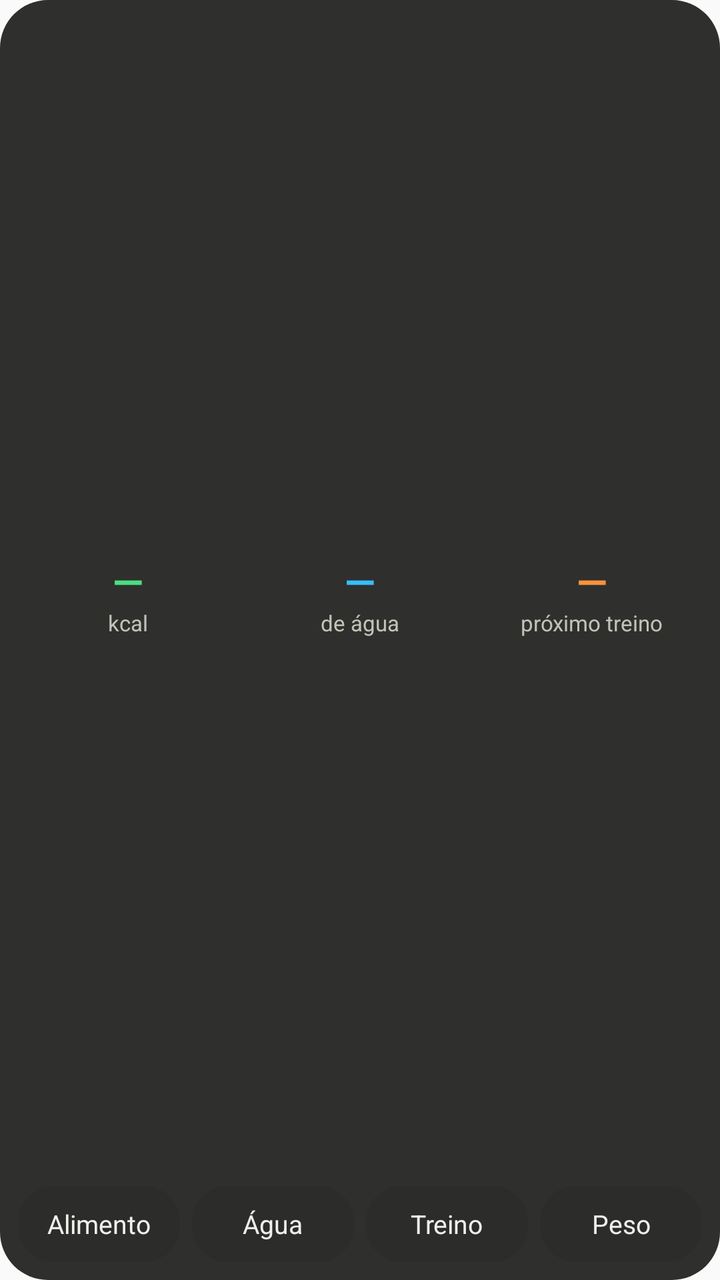
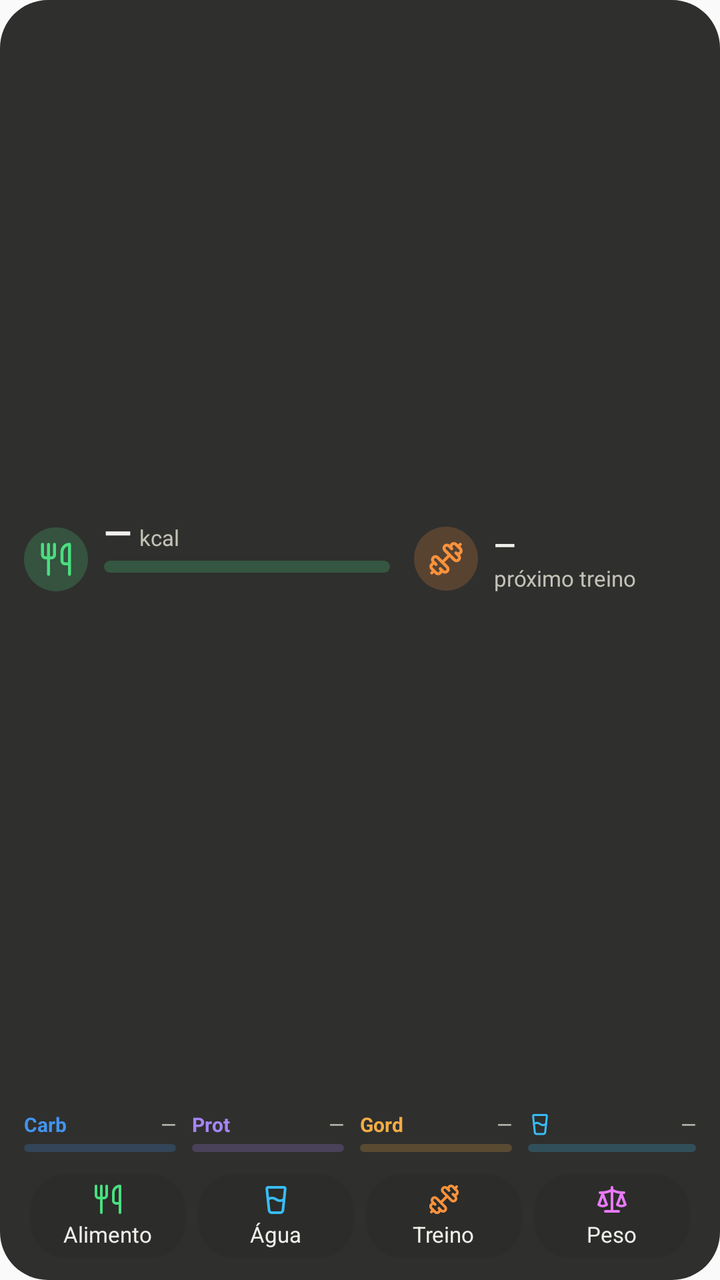

The first picture is an Android layout as it rendered before a commit; the second is the same layout after the commit. The layout source and the unified diff follow.
<!-- AndroidManifest.xml: application theme AppTheme -->
<!-- res/layout/quick_widget.xml -->
<?xml version="1.0" encoding="utf-8"?>
<LinearLayout xmlns:android="http://schemas.android.com/apk/res/android"
    android:id="@android:id/background"
    android:layout_width="match_parent"
    android:layout_height="match_parent"
    android:background="@drawable/widget_background"
    android:orientation="vertical"
    android:padding="6dp">

    
    <LinearLayout
        android:id="@+id/widget_stats"
        android:layout_width="match_parent"
        android:layout_height="0dp"
        android:layout_weight="1"
        android:orientation="horizontal">

        <LinearLayout style="@style/QuickWidgetStat">
            <TextView android:id="@+id/widget_kcal" style="@style/QuickWidgetValue" android:textColor="#FF4ADE80" android:text="—" />
            <TextView android:id="@+id/widget_kcal_label" style="@style/QuickWidgetLabel" android:text="kcal" />
        </LinearLayout>

        <LinearLayout style="@style/QuickWidgetStat">
            <TextView android:id="@+id/widget_water_value" style="@style/QuickWidgetValue" android:textColor="#FF38BDF8" android:text="—" />
            <TextView android:id="@+id/widget_water_label" style="@style/QuickWidgetLabel" android:text="de água" />
        </LinearLayout>

        <LinearLayout style="@style/QuickWidgetStat">
            <TextView android:id="@+id/widget_next" style="@style/QuickWidgetValue" android:textColor="#FFFB923C" android:text="—" />
            <TextView android:id="@+id/widget_next_label" style="@style/QuickWidgetLabel" android:text="próximo treino" />
        </LinearLayout>
    </LinearLayout>

    <LinearLayout
        android:layout_width="match_parent"
        android:layout_height="44dp"
        android:orientation="horizontal">

        <TextView
            android:id="@+id/widget_food"
            style="@style/QuickWidgetButton"
            android:text="@string/shortcut_food" />

        <TextView
            android:id="@+id/widget_water"
            style="@style/QuickWidgetButton"
            android:text="@string/shortcut_water" />

        <TextView
            android:id="@+id/widget_workout"
            style="@style/QuickWidgetButton"
            android:text="@string/shortcut_workout" />

        <TextView
            android:id="@+id/widget_weight"
            style="@style/QuickWidgetButton"
            android:text="@string/shortcut_weight" />
    </LinearLayout>
</LinearLayout>
<!-- resources referenced by this layout -->
<resources>
  <style name="QuickWidgetButton">
          <item name="android:layout_width">0dp</item>
          <item name="android:layout_height">match_parent</item>
          <item name="android:layout_weight">1</item>
          <item name="android:layout_margin">3dp</item>
          <item name="android:background">@drawable/widget_button</item>
          <item name="android:gravity">center</item>
          <item name="android:textColor">#FFF0EFEC</item>
          <item name="android:textSize">13sp</item>
          <item name="android:maxLines">1</item>
      </style>
  <style name="QuickWidgetLabel">
          <item name="android:layout_width">wrap_content</item>
          <item name="android:layout_height">wrap_content</item>
          <item name="android:textColor">#FFC3C2B7</item>
          <item name="android:textSize">11sp</item>
          <item name="android:maxLines">1</item>
      </style>
  <style name="QuickWidgetStat">
          <item name="android:layout_width">0dp</item>
          <item name="android:layout_height">match_parent</item>
          <item name="android:layout_weight">1</item>
          <item name="android:gravity">center</item>
          <item name="android:orientation">vertical</item>
      </style>
  <style name="QuickWidgetValue">
          <item name="android:layout_width">wrap_content</item>
          <item name="android:layout_height">wrap_content</item>
          <item name="android:textSize">20sp</item>
          <item name="android:textStyle">bold</item>
          <item name="android:maxLines">1</item>
          <item name="android:ellipsize">end</item>
      </style>
  <!-- unchanged entries left out for length: 7 -->
</resources>

<!-- the commit's change to res/layout/quick_widget.xml (unified diff, before → after) -->
@@ -5,55 +5,281 @@
     android:layout_height="match_parent"
     android:background="@drawable/widget_background"
     android:orientation="vertical"
-    android:padding="6dp">
+    android:paddingStart="12dp"
+    android:paddingTop="10dp"
+    android:paddingEnd="12dp"
+    android:paddingBottom="8dp">
 
     
     <LinearLayout
-        android:id="@+id/widget_stats"
         android:layout_width="match_parent"
         android:layout_height="0dp"
         android:layout_weight="1"
+        android:gravity="center_vertical"
         android:orientation="horizontal">
 
-        <LinearLayout style="@style/QuickWidgetStat">
-            <TextView android:id="@+id/widget_kcal" style="@style/QuickWidgetValue" android:textColor="#FF4ADE80" android:text="—" />
-            <TextView android:id="@+id/widget_kcal_label" style="@style/QuickWidgetLabel" android:text="kcal" />
-        </LinearLayout>
-
-        <LinearLayout style="@style/QuickWidgetStat">
-            <TextView android:id="@+id/widget_water_value" style="@style/QuickWidgetValue" android:textColor="#FF38BDF8" android:text="—" />
-            <TextView android:id="@+id/widget_water_label" style="@style/QuickWidgetLabel" android:text="de água" />
-        </LinearLayout>
-
-        <LinearLayout style="@style/QuickWidgetStat">
-            <TextView android:id="@+id/widget_next" style="@style/QuickWidgetValue" android:textColor="#FFFB923C" android:text="—" />
-            <TextView android:id="@+id/widget_next_label" style="@style/QuickWidgetLabel" android:text="próximo treino" />
+        <LinearLayout
+            android:id="@+id/widget_kcal_box"
+            android:layout_width="0dp"
+            android:layout_height="wrap_content"
+            android:layout_weight="1.3"
+            android:gravity="center_vertical"
+            android:orientation="horizontal">
+
+            <ImageView
+                style="@style/QuickWidgetIcon"
+                android:background="@drawable/widget_tile_food"
+                android:src="@drawable/widget_ic_utensils"
+                android:tint="#FF4ADE80" />
+
+            <LinearLayout
+                android:layout_width="0dp"
+                android:layout_height="wrap_content"
+                android:layout_marginStart="8dp"
+                android:layout_weight="1"
+                android:orientation="vertical">
+
+                <LinearLayout
+                    android:layout_width="match_parent"
+                    android:layout_height="wrap_content"
+                    android:orientation="horizontal">
+
+                    <TextView
+                        android:id="@+id/widget_kcal"
+                        style="@style/QuickWidgetValue"
+                        android:text="—" />
+
+                    <TextView
+                        android:id="@+id/widget_kcal_label"
+                        style="@style/QuickWidgetLabel"
+                        android:layout_marginStart="4dp"
+                        android:text="kcal" />
+                </LinearLayout>
+
+                <FrameLayout
+                    android:layout_width="match_parent"
+                    android:layout_height="wrap_content"
+                    android:layout_marginTop="3dp">
+
+                    <ProgressBar
+                        android:id="@+id/widget_kcal_bar"
+                        style="@style/QuickWidgetBar.Large"
+                        android:progressDrawable="@drawable/widget_bar_food" />
+
+                    
+                    <ProgressBar
+                        android:id="@+id/widget_kcal_bar_over"
+                        style="@style/QuickWidgetBar.Large"
+                        android:progress="1000"
+                        android:progressDrawable="@drawable/widget_bar_over"
+                        android:visibility="gone" />
+                </FrameLayout>
+
+                <TextView
+                    android:id="@+id/widget_kcal_detail"
+                    style="@style/QuickWidgetLabel"
+                    android:layout_marginTop="2dp" />
+            </LinearLayout>
+        </LinearLayout>
+
+        <LinearLayout
+            android:id="@+id/widget_next_box"
+            android:layout_width="0dp"
+            android:layout_height="wrap_content"
+            android:layout_marginStart="12dp"
+            android:layout_weight="1"
+            android:gravity="center_vertical"
+            android:orientation="horizontal">
+
+            <ImageView
+                android:id="@+id/widget_next_icon"
+                style="@style/QuickWidgetIcon"
+                android:background="@drawable/widget_tile_training"
+                android:src="@drawable/widget_ic_dumbbell"
+                android:tint="#FFFB923C" />
+
+            <LinearLayout
+                android:layout_width="0dp"
+                android:layout_height="wrap_content"
+                android:layout_marginStart="8dp"
+                android:layout_weight="1"
+                android:orientation="vertical">
+
+                <TextView
+                    android:id="@+id/widget_next"
+                    style="@style/QuickWidgetTitle"
+                    android:text="—" />
+
+                <TextView
+                    android:id="@+id/widget_next_label"
+                    style="@style/QuickWidgetLabel"
+                    android:text="próximo treino" />
+            </LinearLayout>
         </LinearLayout>
     </LinearLayout>
 
+    
     <LinearLayout
         android:layout_width="match_parent"
-        android:layout_height="44dp"
+        android:layout_height="wrap_content"
+        android:layout_marginTop="6dp"
         android:orientation="horizontal">
 
-        <TextView
+        <LinearLayout
+            android:id="@+id/widget_macros"
+            android:layout_width="0dp"
+            android:layout_height="wrap_content"
+            android:layout_weight="3"
+            android:orientation="horizontal">
+
+            <LinearLayout style="@style/QuickWidgetMeter">
+
+                <LinearLayout style="@style/QuickWidgetMeterRow">
+
+                    <TextView
+                        style="@style/QuickWidgetMeterName"
+                        android:text="Carb"
+                        android:textColor="#FF4294EC" />
+
+                    <TextView
+                        android:id="@+id/widget_carbs"
+                        style="@style/QuickWidgetMeterValue" />
+                </LinearLayout>
+
+                <ProgressBar
+                    android:id="@+id/widget_carbs_bar"
+                    style="@style/QuickWidgetBar"
+                    android:progressDrawable="@drawable/widget_bar_carbs" />
+            </LinearLayout>
+
+            <LinearLayout style="@style/QuickWidgetMeter">
+
+                <LinearLayout style="@style/QuickWidgetMeterRow">
+
+                    <TextView
+                        style="@style/QuickWidgetMeterName"
+                        android:text="Prot"
+                        android:textColor="#FFA585F5" />
+
+                    <TextView
+                        android:id="@+id/widget_protein"
+                        style="@style/QuickWidgetMeterValue" />
+                </LinearLayout>
+
+                <ProgressBar
+                    android:id="@+id/widget_protein_bar"
+                    style="@style/QuickWidgetBar"
+                    android:progressDrawable="@drawable/widget_bar_protein" />
+            </LinearLayout>
+
+            <LinearLayout style="@style/QuickWidgetMeter">
+
+                <LinearLayout style="@style/QuickWidgetMeterRow">
+
+                    <TextView
+                        style="@style/QuickWidgetMeterName"
+                        android:text="Gord"
+                        android:textColor="#FFF2AC45" />
+
+                    <TextView
+                        android:id="@+id/widget_fat"
+                        style="@style/QuickWidgetMeterValue" />
+                </LinearLayout>
+
+                <ProgressBar
+                    android:id="@+id/widget_fat_bar"
+                    style="@style/QuickWidgetBar"
+                    android:progressDrawable="@drawable/widget_bar_fat" />
+            </LinearLayout>
+        </LinearLayout>
+
+        <LinearLayout
+            android:id="@+id/widget_water_box"
+            style="@style/QuickWidgetMeter"
+            android:layout_marginEnd="0dp">
+
+            <LinearLayout style="@style/QuickWidgetMeterRow">
+
+                <ImageView
+                    android:layout_width="12dp"
+                    android:layout_height="12dp"
+                    android:importantForAccessibility="no"
+                    android:src="@drawable/widget_ic_glass_water"
+                    android:tint="#FF38BDF8" />
+
+                <TextView
+                    android:id="@+id/widget_water_value"
+                    style="@style/QuickWidgetMeterValue" />
+            </LinearLayout>
+
+            <ProgressBar
+                android:id="@+id/widget_water_bar"
+                style="@style/QuickWidgetBar"
+                android:progressDrawable="@drawable/widget_bar_water" />
+        </LinearLayout>
+    </LinearLayout>
+
+    
+    <LinearLayout
+        android:layout_width="match_parent"
+        android:layout_height="48dp"
+        android:layout_marginTop="8dp"
+        android:orientation="horizontal">
+
+        <LinearLayout
             android:id="@+id/widget_food"
-            style="@style/QuickWidgetButton"
-            android:text="@string/shortcut_food" />
-
-        <TextView
+            style="@style/QuickWidgetButton">
+
+            <ImageView
+                style="@style/QuickWidgetButtonIcon"
+                android:src="@drawable/widget_ic_utensils"
+                android:tint="#FF4ADE80" />
+
+            <TextView
+                style="@style/QuickWidgetButtonText"
+                android:text="@string/shortcut_food" />
+        </LinearLayout>
+
+        <LinearLayout
             android:id="@+id/widget_water"
-            style="@style/QuickWidgetButton"
-            android:text="@string/shortcut_water" />
-
-        <TextView
+            style="@style/QuickWidgetButton">
+
+            <ImageView
+                style="@style/QuickWidgetButtonIcon"
+                android:src="@drawable/widget_ic_glass_water"
+                android:tint="#FF38BDF8" />
+
+            <TextView
+                style="@style/QuickWidgetButtonText"
+                android:text="@string/shortcut_water" />
+        </LinearLayout>
+
+        <LinearLayout
             android:id="@+id/widget_workout"
-            style="@style/QuickWidgetButton"
-            android:text="@string/shortcut_workout" />
-
-        <TextView
+            style="@style/QuickWidgetButton">
+
+            <ImageView
+                style="@style/QuickWidgetButtonIcon"
+                android:src="@drawable/widget_ic_dumbbell"
+                android:tint="#FFFB923C" />
+
+            <TextView
+                style="@style/QuickWidgetButtonText"
+                android:text="@string/shortcut_workout" />
+        </LinearLayout>
+
+        <LinearLayout
             android:id="@+id/widget_weight"
-            style="@style/QuickWidgetButton"
-            android:text="@string/shortcut_weight" />
+            style="@style/QuickWidgetButton">
+
+            <ImageView
+                style="@style/QuickWidgetButtonIcon"
+                android:src="@drawable/widget_ic_scale"
+                android:tint="#FFE879F9" />
+
+            <TextView
+                style="@style/QuickWidgetButtonText"
+                android:text="@string/shortcut_weight" />
+        </LinearLayout>
     </LinearLayout>
 </LinearLayout>
<!-- resource entries referenced after the edit -->
@@ -1,5 +1,276 @@
 <!-- resources referenced by this layout -->
 <resources>
+  <!-- drawable widget_bar_carbs (drawable) -->
+  <?xml version="1.0" encoding="utf-8"?>
+  <layer-list xmlns:android="http://schemas.android.com/apk/res/android">
+      <item android:id="@android:id/background">
+          <shape android:shape="rectangle">
+              <corners android:radius="4dp" />
+              <solid android:color="#384294EC" />
+          </shape>
+      </item>
+      <item android:id="@android:id/progress">
+          <scale android:scaleWidth="100%" android:scaleGravity="left|center_vertical">
+              <shape android:shape="rectangle">
+                  <corners android:radius="4dp" />
+                  <solid android:color="#FF4294EC" />
+              </shape>
+          </scale>
+      </item>
+  </layer-list>
+  <!-- drawable widget_bar_fat (drawable) -->
+  <?xml version="1.0" encoding="utf-8"?>
+  <layer-list xmlns:android="http://schemas.android.com/apk/res/android">
+      <item android:id="@android:id/background">
+          <shape android:shape="rectangle">
+              <corners android:radius="4dp" />
+              <solid android:color="#38F2AC45" />
+          </shape>
+      </item>
+      <item android:id="@android:id/progress">
+          <scale android:scaleWidth="100%" android:scaleGravity="left|center_vertical">
+              <shape android:shape="rectangle">
+                  <corners android:radius="4dp" />
+                  <solid android:color="#FFF2AC45" />
+              </shape>
+          </scale>
+      </item>
+  </layer-list>
+  <!-- drawable widget_bar_food (drawable) -->
+  <?xml version="1.0" encoding="utf-8"?>
+  <layer-list xmlns:android="http://schemas.android.com/apk/res/android">
+      <item android:id="@android:id/background">
+          <shape android:shape="rectangle">
+              <corners android:radius="4dp" />
+              <solid android:color="#384ADE80" />
+          </shape>
+      </item>
+      <item android:id="@android:id/progress">
+          <scale android:scaleWidth="100%" android:scaleGravity="left|center_vertical">
+              <shape android:shape="rectangle">
+                  <corners android:radius="4dp" />
+                  <solid android:color="#FF4ADE80" />
+              </shape>
+          </scale>
+      </item>
+  </layer-list>
+  <!-- drawable widget_bar_over (drawable) -->
+  <?xml version="1.0" encoding="utf-8"?>
+  <layer-list xmlns:android="http://schemas.android.com/apk/res/android">
+      <item android:id="@android:id/background">
+          <shape android:shape="rectangle">
+              <corners android:radius="4dp" />
+              <solid android:color="#38FBBF24" />
+          </shape>
+      </item>
+      <item android:id="@android:id/progress">
+          <scale android:scaleWidth="100%" android:scaleGravity="left|center_vertical">
+              <shape android:shape="rectangle">
+                  <corners android:radius="4dp" />
+                  <solid android:color="#FFFBBF24" />
+              </shape>
+          </scale>
+      </item>
+  </layer-list>
+  <!-- drawable widget_bar_protein (drawable) -->
+  <?xml version="1.0" encoding="utf-8"?>
+  <layer-list xmlns:android="http://schemas.android.com/apk/res/android">
+      <item android:id="@android:id/background">
+          <shape android:shape="rectangle">
+              <corners android:radius="4dp" />
+              <solid android:color="#38A585F5" />
+          </shape>
+      </item>
+      <item android:id="@android:id/progress">
+          <scale android:scaleWidth="100%" android:scaleGravity="left|center_vertical">
+              <shape android:shape="rectangle">
+                  <corners android:radius="4dp" />
+                  <solid android:color="#FFA585F5" />
+              </shape>
+          </scale>
+      </item>
+  </layer-list>
+  <!-- drawable widget_bar_water (drawable) -->
+  <?xml version="1.0" encoding="utf-8"?>
+  <layer-list xmlns:android="http://schemas.android.com/apk/res/android">
+      <item android:id="@android:id/background">
+          <shape android:shape="rectangle">
+              <corners android:radius="4dp" />
+              <solid android:color="#3838BDF8" />
+          </shape>
+      </item>
+      <item android:id="@android:id/progress">
+          <scale android:scaleWidth="100%" android:scaleGravity="left|center_vertical">
+              <shape android:shape="rectangle">
+                  <corners android:radius="4dp" />
+                  <solid android:color="#FF38BDF8" />
+              </shape>
+          </scale>
+      </item>
+  </layer-list>
+  <!-- drawable widget_ic_dumbbell (drawable) -->
+  <?xml version="1.0" encoding="utf-8"?>
+  <vector xmlns:android="http://schemas.android.com/apk/res/android"
+      android:width="18dp"
+      android:height="18dp"
+      android:viewportWidth="24"
+      android:viewportHeight="24">
+      <path
+          android:fillColor="#00000000"
+          android:pathData="M17.596 12.768a2 2 0 1 0 2.829-2.829l-1.768-1.767a2 2 0 0 0 2.828-2.829l-2.828-2.828a2 2 0 0 0-2.829 2.828l-1.767-1.768a2 2 0 1 0-2.829 2.829z"
+          android:strokeWidth="2"
+          android:strokeColor="#FFFFFFFF"
+          android:strokeLineCap="round"
+          android:strokeLineJoin="round" />
+      <path
+          android:fillColor="#00000000"
+          android:pathData="m2.5 21.5 1.4-1.4"
+          android:strokeWidth="2"
+          android:strokeColor="#FFFFFFFF"
+          android:strokeLineCap="round"
+          android:strokeLineJoin="round" />
+      <path
+          android:fillColor="#00000000"
+          android:pathData="m20.1 3.9 1.4-1.4"
+          android:strokeWidth="2"
+          android:strokeColor="#FFFFFFFF"
+          android:strokeLineCap="round"
+          android:strokeLineJoin="round" />
+      <path
+          android:fillColor="#00000000"
+          android:pathData="M5.343 21.485a2 2 0 1 0 2.829-2.828l1.767 1.768a2 2 0 1 0 2.829-2.829l-6.364-6.364a2 2 0 1 0-2.829 2.829l1.768 1.767a2 2 0 0 0-2.828 2.829z"
+          android:strokeWidth="2"
+          android:strokeColor="#FFFFFFFF"
+          android:strokeLineCap="round"
+          android:strokeLineJoin="round" />
+      <path
+          android:fillColor="#00000000"
+          android:pathData="m9.6 14.4 4.8-4.8"
+          android:strokeWidth="2"
+          android:strokeColor="#FFFFFFFF"
+          android:strokeLineCap="round"
+          android:strokeLineJoin="round" />
+  </vector>
+  <!-- drawable widget_ic_glass_water (drawable) -->
+  <?xml version="1.0" encoding="utf-8"?>
+  <vector xmlns:android="http://schemas.android.com/apk/res/android"
+      android:width="18dp"
+      android:height="18dp"
+      android:viewportWidth="24"
+      android:viewportHeight="24">
+      <path
+          android:fillColor="#00000000"
+          android:pathData="M5.116 4.104A1 1 0 0 1 6.11 3h11.78a1 1 0 0 1 .994 1.105L17.19 20.21A2 2 0 0 1 15.2 22H8.8a2 2 0 0 1-2-1.79z"
+          android:strokeWidth="2"
+          android:strokeColor="#FFFFFFFF"
+          android:strokeLineCap="round"
+          android:strokeLineJoin="round" />
+      <path
+          android:fillColor="#00000000"
+          android:pathData="M6 12a5 5 0 0 1 6 0 5 5 0 0 0 6 0"
+          android:strokeWidth="2"
+          android:strokeColor="#FFFFFFFF"
+          android:strokeLineCap="round"
+          android:strokeLineJoin="round" />
+  </vector>
+  <!-- drawable widget_ic_scale (drawable) -->
+  <?xml version="1.0" encoding="utf-8"?>
+  <vector xmlns:android="http://schemas.android.com/apk/res/android"
+      android:width="18dp"
+      android:height="18dp"
+      android:viewportWidth="24"
+      android:viewportHeight="24">
+      <path
+          android:fillColor="#00000000"
+          android:pathData="M12 3v18"
+          android:strokeWidth="2"
+          android:strokeColor="#FFFFFFFF"
+          android:strokeLineCap="round"
+          android:strokeLineJoin="round" />
+      <path
+          android:fillColor="#00000000"
+          android:pathData="m19 8 3 8a5 5 0 0 1-6 0zV7"
+          android:strokeWidth="2"
+          android:strokeColor="#FFFFFFFF"
+          android:strokeLineCap="round"
+          android:strokeLineJoin="round" />
+      <path
+          android:fillColor="#00000000"
+          android:pathData="M3 7h1a17 17 0 0 0 8-2 17 17 0 0 0 8 2h1"
+          android:strokeWidth="2"
+          android:strokeColor="#FFFFFFFF"
+          android:strokeLineCap="round"
+          android:strokeLineJoin="round" />
+      <path
+          android:fillColor="#00000000"
+          android:pathData="m5 8 3 8a5 5 0 0 1-6 0zV7"
+          android:strokeWidth="2"
+          android:strokeColor="#FFFFFFFF"
+          android:strokeLineCap="round"
+          android:strokeLineJoin="round" />
+      <path
+          android:fillColor="#00000000"
+          android:pathData="M7 21h10"
+          android:strokeWidth="2"
+          android:strokeColor="#FFFFFFFF"
+          android:strokeLineCap="round"
+          android:strokeLineJoin="round" />
+  </vector>
+  <!-- drawable widget_ic_utensils (drawable) -->
+  <?xml version="1.0" encoding="utf-8"?>
+  <vector xmlns:android="http://schemas.android.com/apk/res/android"
+      android:width="18dp"
+      android:height="18dp"
+      android:viewportWidth="24"
+      android:viewportHeight="24">
+      <path
+          android:fillColor="#00000000"
+          android:pathData="M3 2v7c0 1.1.9 2 2 2h4a2 2 0 0 0 2-2V2"
+          android:strokeWidth="2"
+          android:strokeColor="#FFFFFFFF"
+          android:strokeLineCap="round"
+          android:strokeLineJoin="round" />
+      <path
+          android:fillColor="#00000000"
+          android:pathData="M7 2v20"
+          android:strokeWidth="2"
+          android:strokeColor="#FFFFFFFF"
+          android:strokeLineCap="round"
+          android:strokeLineJoin="round" />
+      <path
+          android:fillColor="#00000000"
+          android:pathData="M21 15V2a5 5 0 0 0-5 5v6c0 1.1.9 2 2 2h3Zm0 0v7"
+          android:strokeWidth="2"
+          android:strokeColor="#FFFFFFFF"
+          android:strokeLineCap="round"
+          android:strokeLineJoin="round" />
+  </vector>
+  <!-- drawable widget_tile_food (drawable) -->
+  <?xml version="1.0" encoding="utf-8"?>
+  <shape xmlns:android="http://schemas.android.com/apk/res/android" android:shape="oval">
+      <solid android:color="#334ADE80" />
+  </shape>
+  <!-- drawable widget_tile_training (drawable) -->
+  <?xml version="1.0" encoding="utf-8"?>
+  <shape xmlns:android="http://schemas.android.com/apk/res/android" android:shape="oval">
+      <solid android:color="#33FB923C" />
+  </shape>
+  <style name="QuickWidgetBar" parent="@android:style/Widget.ProgressBar.Horizontal">
+          <item name="android:layout_width">match_parent</item>
+          <item name="android:layout_height">4dp</item>
+          <item name="android:layout_marginTop">3dp</item>
+          <item name="android:minHeight">4dp</item>
+          <item name="android:maxHeight">4dp</item>
+          <item name="android:indeterminate">false</item>
+          <item name="android:max">1000</item>
+          <item name="android:progress">0</item>
+      </style>
+  <style name="QuickWidgetBar.Large">
+          <item name="android:layout_height">6dp</item>
+          <item name="android:layout_marginTop">0dp</item>
+          <item name="android:minHeight">6dp</item>
+          <item name="android:maxHeight">6dp</item>
+      </style>
   <style name="QuickWidgetButton">
           <item name="android:layout_width">0dp</item>
           <item name="android:layout_height">match_parent</item>
@@ -7,9 +278,30 @@
           <item name="android:layout_margin">3dp</item>
           <item name="android:background">@drawable/widget_button</item>
           <item name="android:gravity">center</item>
+          <item name="android:orientation">vertical</item>
+          <item name="android:paddingStart">2dp</item>
+          <item name="android:paddingEnd">2dp</item>
+      </style>
+  <style name="QuickWidgetButtonIcon">
+          <item name="android:layout_width">16dp</item>
+          <item name="android:layout_height">16dp</item>
+          <item name="android:importantForAccessibility">no</item>
+      </style>
+  <style name="QuickWidgetButtonText">
+          <item name="android:layout_width">wrap_content</item>
+          <item name="android:layout_height">wrap_content</item>
+          <item name="android:layout_marginTop">2dp</item>
           <item name="android:textColor">#FFF0EFEC</item>
-          <item name="android:textSize">13sp</item>
-          <item name="android:maxLines">1</item>
+          <item name="android:textSize">11sp</item>
+          <item name="android:maxLines">1</item>
+          <item name="android:ellipsize">end</item>
+      </style>
+  <style name="QuickWidgetIcon">
+          <item name="android:layout_width">32dp</item>
+          <item name="android:layout_height">32dp</item>
+          <item name="android:padding">7dp</item>
+          <item name="android:scaleType">fitCenter</item>
+          <item name="android:importantForAccessibility">no</item>
       </style>
   <style name="QuickWidgetLabel">
           <item name="android:layout_width">wrap_content</item>
@@ -17,21 +309,56 @@
           <item name="android:textColor">#FFC3C2B7</item>
           <item name="android:textSize">11sp</item>
           <item name="android:maxLines">1</item>
-      </style>
-  <style name="QuickWidgetStat">
+          <item name="android:ellipsize">end</item>
+      </style>
+  <style name="QuickWidgetMeter">
           <item name="android:layout_width">0dp</item>
-          <item name="android:layout_height">match_parent</item>
+          <item name="android:layout_height">wrap_content</item>
           <item name="android:layout_weight">1</item>
-          <item name="android:gravity">center</item>
+          <item name="android:layout_marginEnd">8dp</item>
           <item name="android:orientation">vertical</item>
+      </style>
+  <style name="QuickWidgetMeterName">
+          <item name="android:layout_width">wrap_content</item>
+          <item name="android:layout_height">wrap_content</item>
+          <item name="android:textSize">10sp</item>
+          <item name="android:textStyle">bold</item>
+          <item name="android:maxLines">1</item>
+      </style>
+  <style name="QuickWidgetMeterRow">
+          <item name="android:layout_width">match_parent</item>
+          <item name="android:layout_height">wrap_content</item>
+          <item name="android:gravity">center_vertical</item>
+          <item name="android:orientation">horizontal</item>
+      </style>
+  <style name="QuickWidgetMeterValue">
+          <item name="android:layout_width">0dp</item>
+          <item name="android:layout_height">wrap_content</item>
+          <item name="android:layout_weight">1</item>
+          <item name="android:layout_marginStart">3dp</item>
+          <item name="android:gravity">end</item>
+          <item name="android:text">—</item>
+          <item name="android:textColor">#FFC3C2B7</item>
+          <item name="android:textSize">10sp</item>
+          <item name="android:maxLines">1</item>
+      </style>
+  <style name="QuickWidgetTitle">
+          <item name="android:layout_width">match_parent</item>
+          <item name="android:layout_height">wrap_content</item>
+          <item name="android:textColor">#FFF0EFEC</item>
+          <item name="android:textSize">14sp</item>
+          <item name="android:textStyle">bold</item>
+          <item name="android:maxLines">1</item>
+          <item name="android:ellipsize">end</item>
       </style>
   <style name="QuickWidgetValue">
           <item name="android:layout_width">wrap_content</item>
           <item name="android:layout_height">wrap_content</item>
-          <item name="android:textSize">20sp</item>
+          <item name="android:textColor">#FFF0EFEC</item>
+          <item name="android:textSize">18sp</item>
           <item name="android:textStyle">bold</item>
           <item name="android:maxLines">1</item>
-          <item name="android:ellipsize">end</item>
+          <item name="android:includeFontPadding">false</item>
       </style>
   <!-- unchanged entries left out for length: 7 -->
 </resources>
